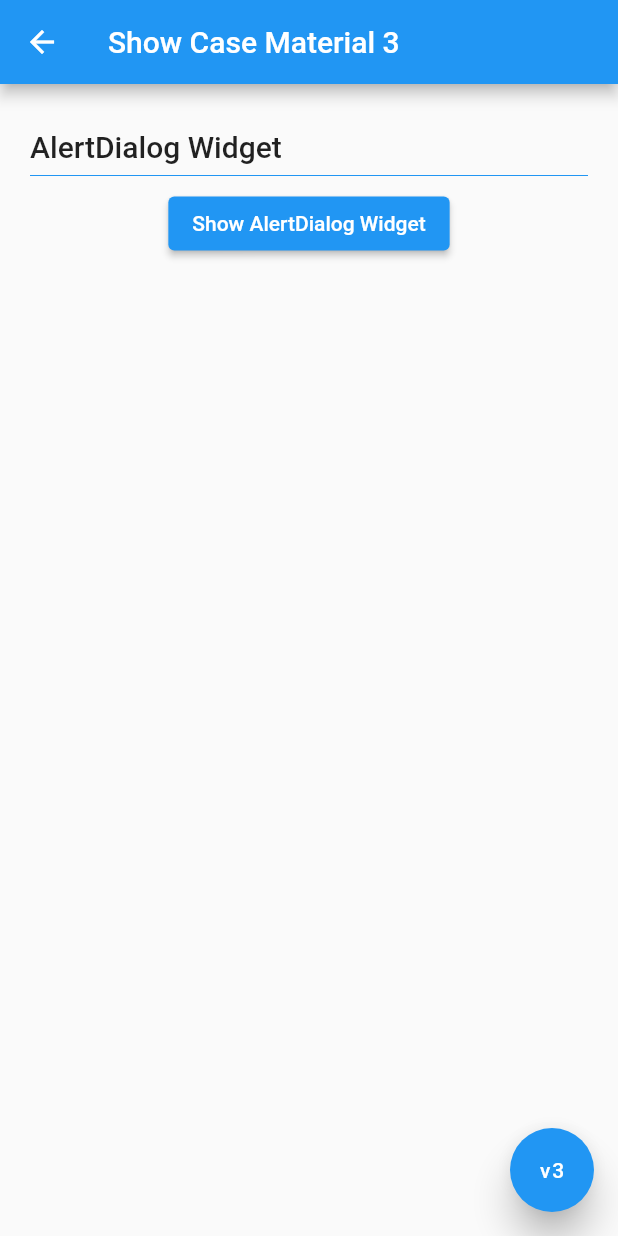
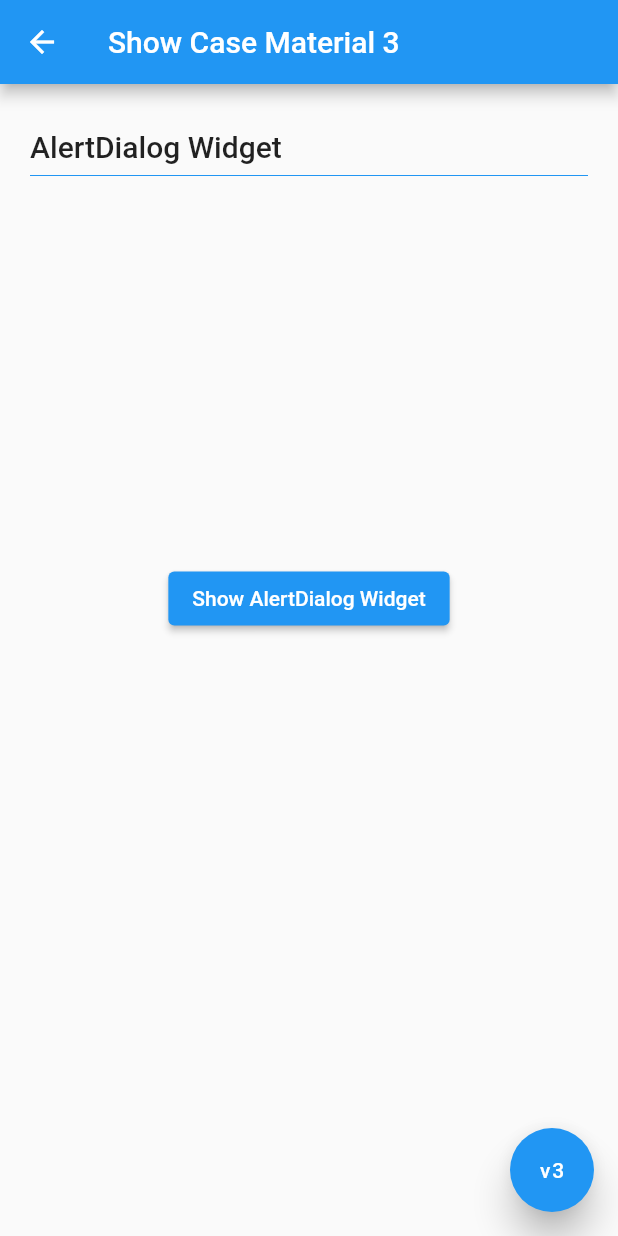
Before and after one commit to WaAlvis/MaterialDesing_show_case, a Flutter app: the DialogsDemoScreen screen opened by its route, on a phone screen of 412 x 824 dp. Run offline on Flutter 3.47's test engine with Material 2 defaults, Android fonts, the phone set to English and light mode, and no system bars.

Commit message:
alineando btn en Dialog_page

```diff
--- a/lib/screens/dialogs_demo_screen.dart
+++ b/lib/screens/dialogs_demo_screen.dart
@@ -13,13 +13,21 @@ class DialogsDemoScreen extends StatelessWidget {
       ),
       floatingActionButton: const BtnChangeMaterial(),
       floatingActionButtonLocation: FloatingActionButtonLocation.endFloat,
-      body: const Padding(
-        padding: EdgeInsets.all(20.0),
+      body: Padding(
+        padding: const EdgeInsets.all(20.0),
         child: SingleChildScrollView(
           child: SectionTitleCaseWidget(
             title: 'AlertDialog Widget',
-            caseWidget:  Center(
-              child: DialogExample(),
+            caseWidget: Center(
+              child: Column(
+                mainAxisAlignment: MainAxisAlignment.center,
+                children: const [
+                  SizedBox(
+                    height: 250,
+                  ),
+                  DialogExample()
+                ],
+              ),
             ),
           ),
         ),
```
